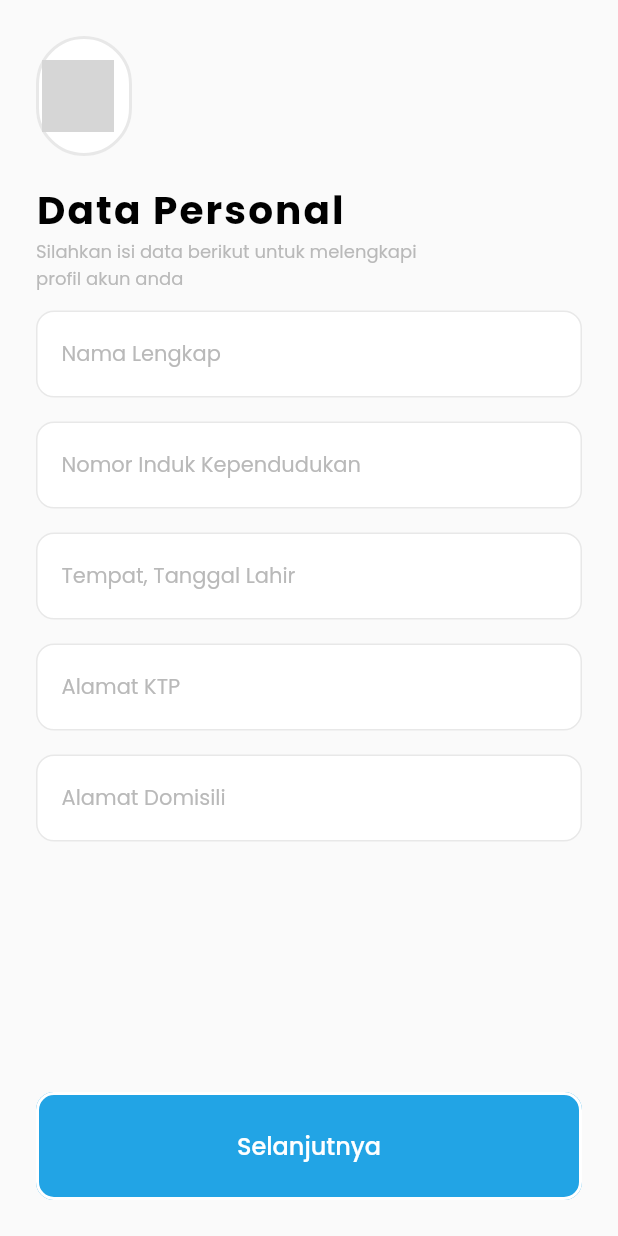
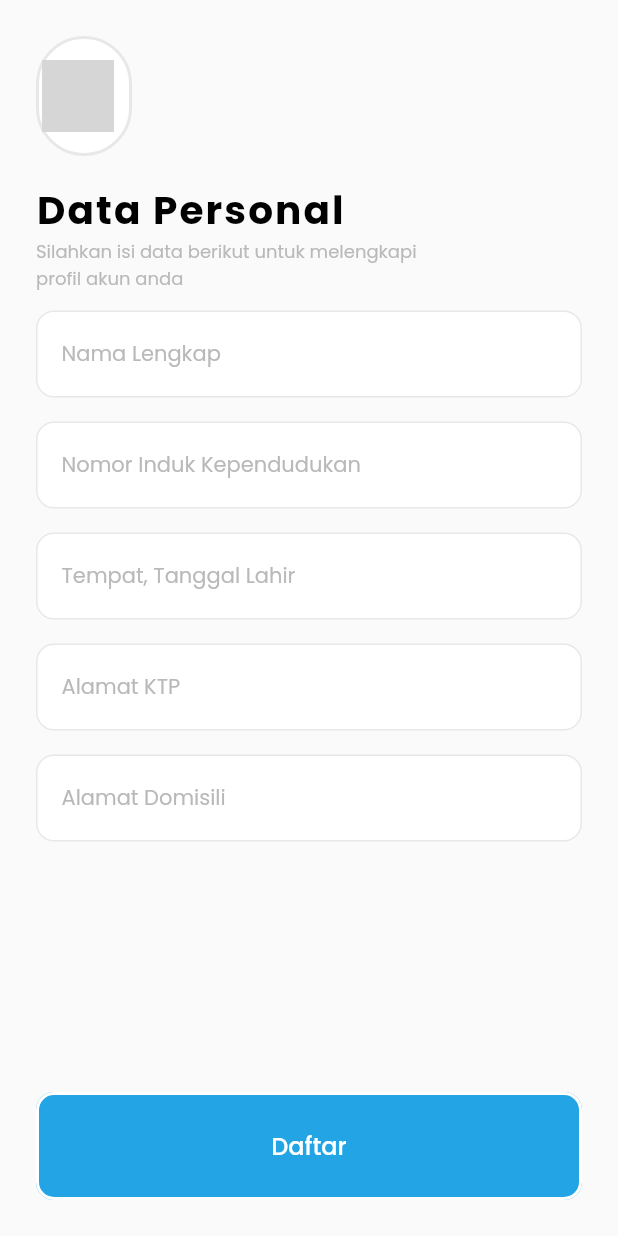
Before and after one commit to fransachmadhw/flutter-stunting, a Flutter app: the RegisterPage1 screen opened directly, after a tap on "Selanjutnya", on a phone screen of 412 x 824 dp. Run offline on Flutter 3.47's test engine with Material 2 defaults, Android fonts, the phone set to English and light mode, and no system bars; missing offline and left inert: iconify_flutter; grey boxes are pictures that could not be loaded.

```diff
--- a/lib/page/authentication/login_page.dart
+++ b/lib/page/authentication/login_page.dart
@@ -81,7 +81,7 @@ class _LoginPageState extends State<LoginPage> {
                   children: [
                     Text(
                       'Belum Punya Akun? ',
-                      style: Theme.of(context).textTheme.bodySmall!.copyWith(
+                      style: Theme.of(context).textTheme.bodyMedium!.copyWith(
                             color: neutral600,
                             fontWeight: FontWeight.w500,
                           ),
@@ -94,7 +94,7 @@ class _LoginPageState extends State<LoginPage> {
                       ),
                       child: Text(
                         'Daftar Sekarang ',
-                        style: Theme.of(context).textTheme.bodySmall!.copyWith(
+                        style: Theme.of(context).textTheme.bodyMedium!.copyWith(
                               color: primary500,
                               fontWeight: FontWeight.w500,
                             ),
--- a/lib/page/authentication/register_page_1.dart
+++ b/lib/page/authentication/register_page_1.dart
@@ -15,7 +15,8 @@ class RegisterPage1 extends StatefulWidget {
 }
 
 class _RegisterPage1State extends State<RegisterPage1> {
-  TextEditingController usernameController = TextEditingController();
+  TextEditingController namaController = TextEditingController();
+  TextEditingController emailController = TextEditingController();
   TextEditingController passwordController = TextEditingController();
   @override
   Widget build(BuildContext context) {
@@ -56,13 +57,13 @@ class _RegisterPage1State extends State<RegisterPage1> {
                     runSpacing: spacing * 2,
                     children: [
                       CustomBorderedInput(
-                        controller: usernameController,
+                        controller: namaController,
                         hintText: "Nama Pengguna",
                         onChanged: (e) {},
                         prefixIcon: Ph.user,
                       ),
                       CustomBorderedInput(
-                        controller: usernameController,
+                        controller: emailController,
                         hintText: "Email",
                         onChanged: (e) {},
                         prefixIcon: Ph.envelope_simple,
@@ -78,20 +79,6 @@ class _RegisterPage1State extends State<RegisterPage1> {
                     ],
                   ),
                 ],
-              ),
-              InkWell(
-                onTap: () => Navigator.push(
-                  context,
-                  MaterialPageRoute(
-                      builder: (context) => const RegisterPage2()),
-                ),
-                child: Text(
-                  'Kalo ini bisa',
-                  style: Theme.of(context).textTheme.bodySmall!.copyWith(
-                        color: primary500,
-                        fontWeight: FontWeight.w500,
-                      ),
-                ),
               ),
               PrimaryButton(
                 onPressed: () => Navigator.push(
--- a/lib/page/authentication/register_page_2.dart
+++ b/lib/page/authentication/register_page_2.dart
@@ -14,8 +14,11 @@ class RegisterPage2 extends StatefulWidget {
 }
 
 class _RegisterPage2State extends State<RegisterPage2> {
-  TextEditingController usernameController = TextEditingController();
-  TextEditingController passwordController = TextEditingController();
+  TextEditingController namaLengkapController = TextEditingController();
+  TextEditingController nikController = TextEditingController();
+  TextEditingController ttlController = TextEditingController();
+  TextEditingController alamatKTPController = TextEditingController();
+  TextEditingController alamatDomisiliController = TextEditingController();
   @override
   Widget build(BuildContext context) {
     return Scaffold(
@@ -55,31 +58,31 @@ class _RegisterPage2State extends State<RegisterPage2> {
                     runSpacing: spacing * 2,
                     children: [
                       CustomBorderedInput(
-                        controller: usernameController,
+                        controller: namaLengkapController,
                         hintText: "Nama Lengkap",
                         onChanged: (e) {},
                         prefixIcon: Ph.user,
                       ),
                       CustomBorderedInput(
-                        controller: usernameController,
+                        controller: nikController,
                         hintText: "Nomor Induk Kependudukan",
                         onChanged: (e) {},
                         prefixIcon: Ph.identification_card,
                       ),
                       CustomBorderedInput(
-                        controller: usernameController,
+                        controller: ttlController,
                         hintText: "Tempat, Tanggal Lahir",
                         onChanged: (e) {},
                         prefixIcon: Ph.identification_card,
                       ),
                       CustomBorderedInput(
-                        controller: usernameController,
+                        controller: alamatKTPController,
                         hintText: "Alamat KTP",
                         onChanged: (e) {},
                         prefixIcon: Ph.map_pin,
                       ),
                       CustomBorderedInput(
-                        controller: usernameController,
+                        controller: alamatDomisiliController,
                         hintText: "Alamat Domisili",
                         onChanged: (e) {},
                         prefixIcon: Ph.house,
@@ -89,8 +92,14 @@ class _RegisterPage2State extends State<RegisterPage2> {
                 ],
               ),
               PrimaryButton(
-                onPressed: () {},
-                title: 'Selanjutnya',
+                onPressed: () {
+                  showDialog(
+                    context: context,
+                    builder: (BuildContext context) =>
+                        _buildPopupDialog(context),
+                  );
+                },
+                title: 'Daftar',
                 type: ButtonType.primary,
               ),
               // Align(
@@ -104,3 +113,24 @@ class _RegisterPage2State extends State<RegisterPage2> {
     );
   }
 }
+
+Widget _buildPopupDialog(BuildContext context) {
+  return new AlertDialog(
+    title: const Text('Popup example'),
+    content: new Column(
+      mainAxisSize: MainAxisSize.min,
+      crossAxisAlignment: CrossAxisAlignment.start,
+      children: <Widget>[
+        Text("Hello"),
+      ],
+    ),
+    actions: <Widget>[
+      // new ElevatedButton(
+      //   onPressed: () {
+      //     Navigator.of(context).pop();
+      //   },
+      //   child: const Text('Close'),
+      // ),
+    ],
+  );
+}
```
